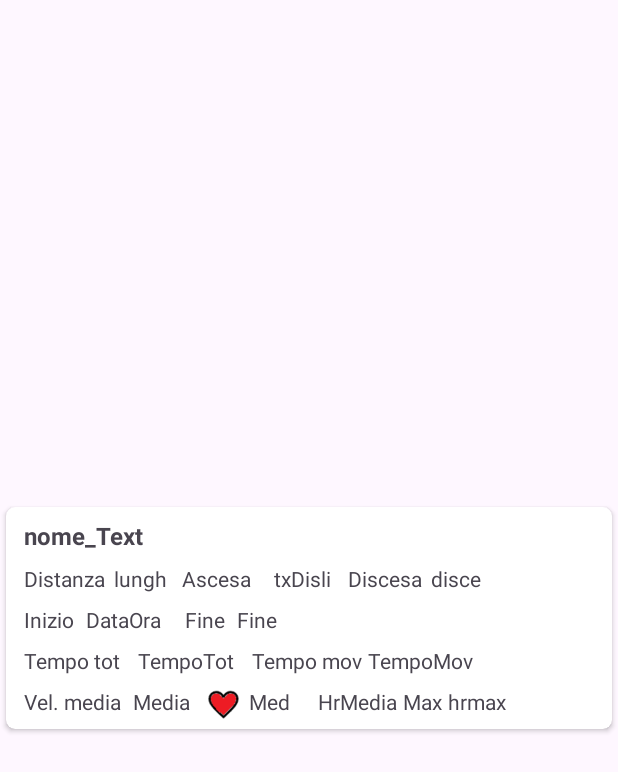
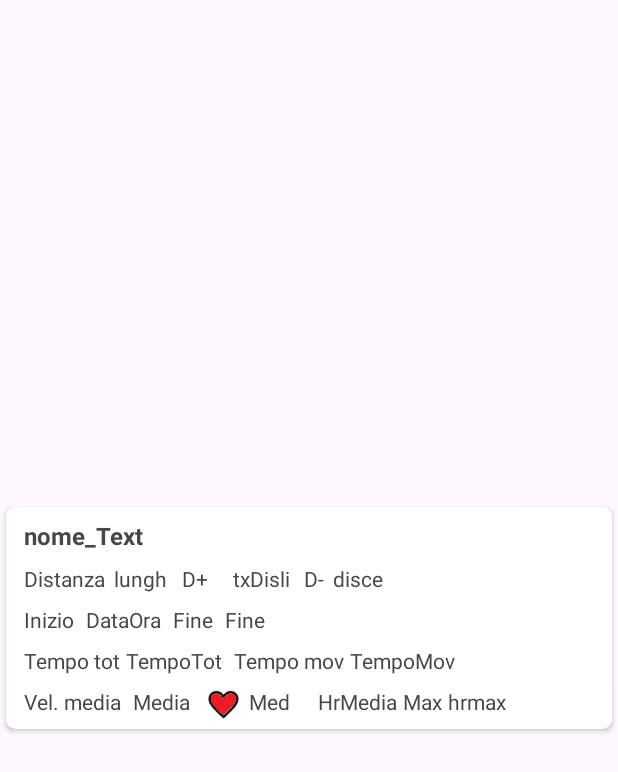
Before and after one commit to alfredopa/Sentieri, an Android app: the layout fragment_dettaglio_sentieri.xml on its own in the app's theme, with its tools: preview values and no code run, on a phone screen of 412 x 824 dp. Shown: the top 772 px of the screen. Run offline under Robolectric (Android 15) with nearby library versions, the phone set to English and light mode, and no system bars.

```diff
--- a/app/src/main/java/com/apstudio/sentieri/MyRecyclerViewAdapter.kt
+++ b/app/src/main/java/com/apstudio/sentieri/MyRecyclerViewAdapter.kt
@@ -45,8 +45,8 @@ class MyRecyclerViewAdapter(private val clickListener: (Sentieri) -> Unit) :
 class MyViewHolder(private val binding: FragmentDettaglioSentieriBinding) : RecyclerView.ViewHolder(binding.root) {
     fun bind(sentieri: Sentieri, clickListener: (Sentieri) -> Unit) {
         binding.nomeText.text = sentieri.nome
-        //binding .text = sentieri.descrizione
-        binding.lunghezzaText.text = sentieri.prnLunghezza()
+        binding.lunghezzaText.text = MapUtils.formattastring(sentieri.lunghezza.toInt())
+        //binding.lunghezzaText.text = sentieri.prnLunghezza()
         binding.dislivelloText.text = sentieri.prnDislivello()
         binding.discesaText.text  = sentieri.prnDiscesa()
         binding.hrmediaText.text  = sentieri.HrMed.toString()
--- a/app/src/main/java/com/apstudio/sentieri/SchedaFragment.kt
+++ b/app/src/main/java/com/apstudio/sentieri/SchedaFragment.kt
@@ -76,8 +76,8 @@ class SchedaFragment : Fragment(), MenuProvider {
     private lateinit var binding: FragmentSchedaBinding
     private lateinit var mapView: MapView
     private var mapController: MapController? = null
+    private val poiDBList = mutableListOf<PoiDB>()
     private lateinit var percorso: Polyline
-    private val poiDBList = mutableListOf<PoiDB>()
 
     override fun onCreate(savedInstanceState: Bundle?) {
         super.onCreate(savedInstanceState)
--- a/app/src/main/res/layout/fragment_dettaglio_sentieri.xml
+++ b/app/src/main/res/layout/fragment_dettaglio_sentieri.xml
@@ -36,7 +36,7 @@
                 android:layout_width="wrap_content"
                 android:layout_height="wrap_content"
                 android:layout_marginStart="10dp"
-                android:text="Ascesa"
+                android:text="D+"
                 app:layout_constraintStart_toEndOf="@+id/lunghezza_Text"
                 app:layout_constraintTop_toTopOf="@+id/lunghezza_Text" />
 
@@ -57,8 +57,8 @@
                 android:id="@+id/Livello"
                 android:layout_width="wrap_content"
                 android:layout_height="wrap_content"
-                android:layout_marginStart="10dp"
-                android:text="Discesa"
+                android:layout_marginStart="8dp"
+                android:text="D-"
                 app:layout_constraintStart_toEndOf="@+id/dislivello_Text"
                 app:layout_constraintTop_toTopOf="@+id/dislivello_Text" />
 
@@ -171,7 +171,7 @@
                 android:id="@+id/tDataInizio_text"
                 android:layout_width="wrap_content"
                 android:layout_height="wrap_content"
-                android:layout_marginStart="12dp"
+                android:layout_marginStart="4dp"
                 android:text="TempoTot"
                 app:layout_constraintStart_toEndOf="@+id/tvQuota"
                 app:layout_constraintTop_toTopOf="@+id/tvQuota" />
@@ -180,7 +180,7 @@
                 android:id="@+id/tTempoMovText"
                 android:layout_width="wrap_content"
                 android:layout_height="wrap_content"
-                android:layout_marginStart="12dp"
+                android:layout_marginStart="8dp"
                 android:text="Tempo mov"
                 app:layout_constraintStart_toEndOf="@+id/tDataInizio_text"
                 app:layout_constraintTop_toTopOf="@+id/tvQuota" />
@@ -207,7 +207,7 @@
                 android:id="@+id/textView8"
                 android:layout_width="wrap_content"
                 android:layout_height="wrap_content"
-                android:layout_marginStart="16dp"
+                android:layout_marginStart="8dp"
                 android:text="Fine"
                 app:layout_constraintStart_toEndOf="@+id/Data_text"
                 app:layout_constraintTop_toTopOf="@+id/tvTempo" />
```
Also changed, not shown: app/src/main/java/com/apstudio/sentieri/MapUtils.kt (+11 -3 lines), app/src/main/java/com/apstudio/sentieri/MappaFragment.kt (+12 -13 lines), app/src/main/java/com/apstudio/sentieri/SentieriViewModel.kt (+16 -12 lines), app/src/main/res/layout/fragment_scheda.xml (+8 -7 lines), 1 other file.
